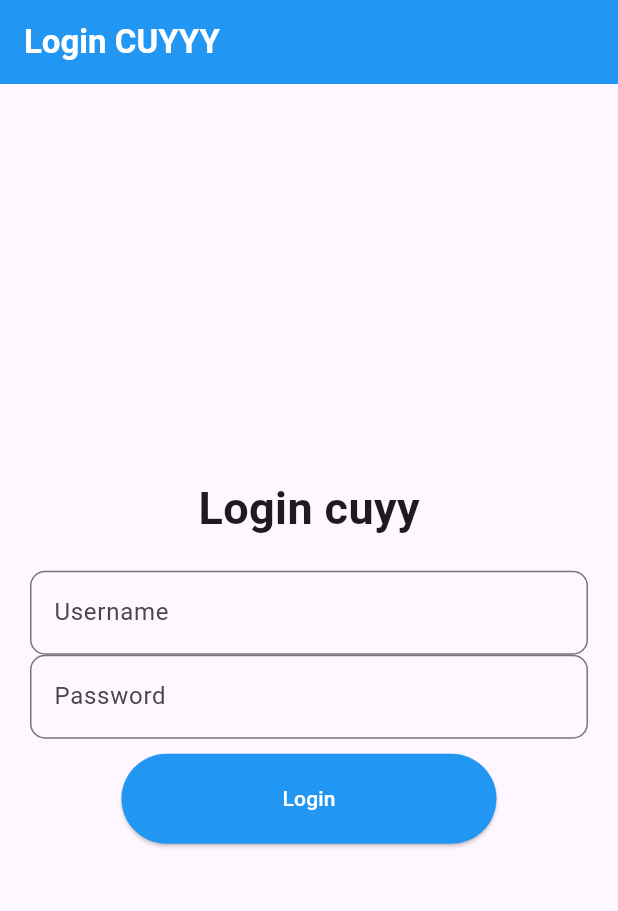
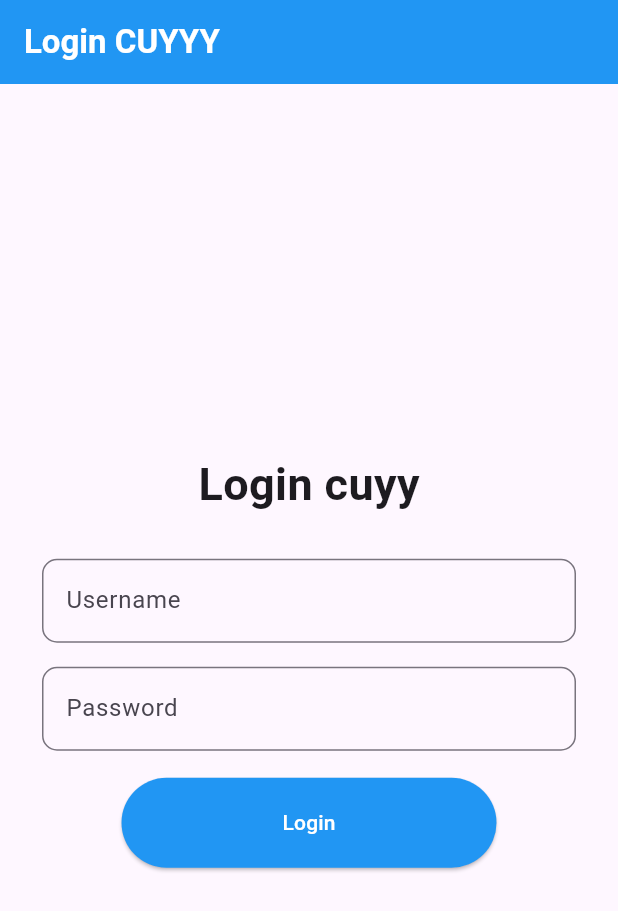
Before and after one commit to Ianone-8bit/TPM, a Flutter app: the screen it shows after launch, on a phone screen of 412 x 824 dp. Shown: the top 911 px of the screen. Run offline on Flutter 3.47's test engine with Material 3 defaults, Android fonts, the phone set to English and light mode, and no system bars.

Commit message:
padding dikit

```diff
--- a/lib/pages/login_page.dart
+++ b/lib/pages/login_page.dart
@@ -73,7 +73,9 @@ class _LoginPageState extends State<LoginPage> {
               style: TextStyle(fontSize: 30, fontWeight: FontWeight.bold),
             ),
             SizedBox(height: 20),
-            TextField(
+            Padding(
+              padding: const EdgeInsets.all(8.0),
+              child: TextField(
                 controller: _usernameController,
                 decoration: const InputDecoration(
                   label: Text("Username"),
@@ -82,7 +84,10 @@ class _LoginPageState extends State<LoginPage> {
                   ),
                 ),
               ),
-            TextField(
+            ),
+            Padding(
+              padding: const EdgeInsets.all(8.0),
+              child: TextField(
                 controller: _passwordController,
                 decoration: const InputDecoration(
                   label: Text("Password"),
@@ -91,6 +96,7 @@ class _LoginPageState extends State<LoginPage> {
                   ),
                 ),
                 obscureText: true,
+              ),
             ),
             SizedBox(height: 10),
             ElevatedButton(
```
Lines whose indentation alone changed are shown as unchanged.
